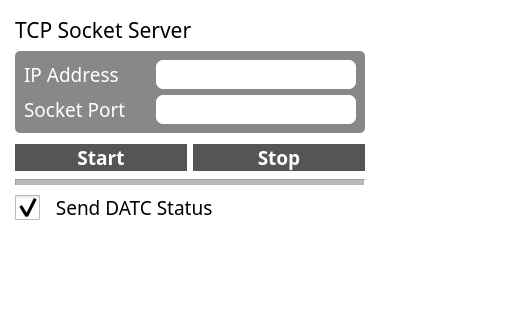
The window that ui/tcp_form.ui (PlanA2G/datc_user_interface) describes before a commit, drawn with Qt 5; both pictures show x 0 to 528 and y 0 to 320 of the 528 by 490 pixel window.
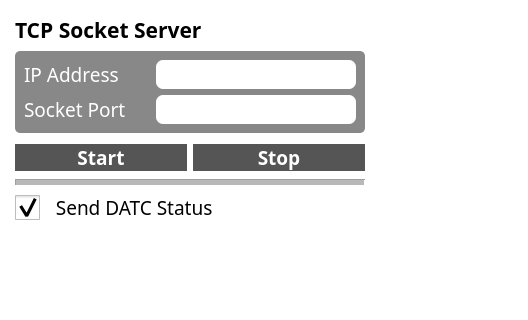
The same window after the commit.

Commit message: update: checkBox indicator resized

The edit to the form file:
```diff
--- a/ui/tcp_form.ui
+++ b/ui/tcp_form.ui
@@ -69,8 +69,8 @@
         <font>
          <family>Noto Sans KR Medium</family>
          <pointsize>16</pointsize>
-         <weight>50</weight>
-         <bold>false</bold>
+         <weight>75</weight>
+         <bold>true</bold>
         </font>
        </property>
        <property name="text">
```
The commit also changes 3 other files.
